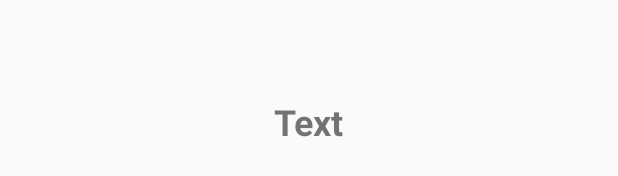
After one commit to masterUNG/MyAngel, an Android app: the layout fragment_real_time.xml on its own in the app's theme, with its tools: preview values and no code run, on a phone screen of 412 x 824 dp. The commit adds this screen. Shown: the part 496-672 px from the top of the screen. Run offline under Robolectric (Android 15) with nearby library versions, the phone set to English and light mode, and no system bars.

Commit message:
RealTime Success

```diff
--- a/app/src/main/res/layout/fragment_main.xml
+++ b/app/src/main/res/layout/fragment_main.xml
@@ -21,6 +21,7 @@
 
         <!--Email-->
         <EditText
+            android:id="@+id/edtEmail"
             android:inputType="textEmailAddress"
             android:hint="Email :"
             android:layout_width="match_parent"
@@ -28,6 +29,7 @@
 
         <!--Password-->
         <EditText
+            android:id="@+id/edtPassword"
             android:inputType="textPassword"
             android:hint="Password :"
             android:layout_width="match_parent"
@@ -35,6 +37,7 @@
 
         <!--Login-->
         <Button
+            android:id="@+id/btnLogin"
             android:text="Login"
             android:layout_width="match_parent"
             android:layout_height="wrap_content" />
--- /dev/null
+++ b/app/src/main/res/layout/fragment_real_time.xml
@@ -0,0 +1,22 @@
+<?xml version="1.0" encoding="utf-8"?>
+<RelativeLayout xmlns:android="http://schemas.android.com/apk/res/android"
+    xmlns:tools="http://schemas.android.com/tools"
+    android:layout_width="match_parent"
+    android:layout_height="match_parent"
+    tools:context=".RealTimeFragment">
+
+    <!--Content-->
+    <TextView
+        android:id="@+id/txtRealTime"
+        android:layout_centerInParent="true"
+        android:textStyle="bold"
+        android:textSize="@dimen/h1"
+        android:text="Text"
+        android:layout_width="wrap_content"
+        android:layout_height="wrap_content" />
+
+
+    <!--Post-->
+
+
+</RelativeLayout>
--- a/app/src/main/res/values/strings.xml
+++ b/app/src/main/res/values/strings.xml
@@ -6,6 +6,7 @@
 
 
     <string name="message_have_space">โปรดกรอก ทุกช่อง คะ</string>
+    <string name="title_have_space">มีช่องว่าง</string>
 
 
 </resources>
```
Also changed, not shown: app/src/main/java/masterung/th/in/androidthai/myangel/MainFragment.java (+59 -0 lines), app/src/main/java/masterung/th/in/androidthai/myangel/RealTimeFragment.java (added, +62 -0 lines), app/src/main/java/masterung/th/in/androidthai/myangel/RealtimeModel.java (added, +50 -0 lines).
